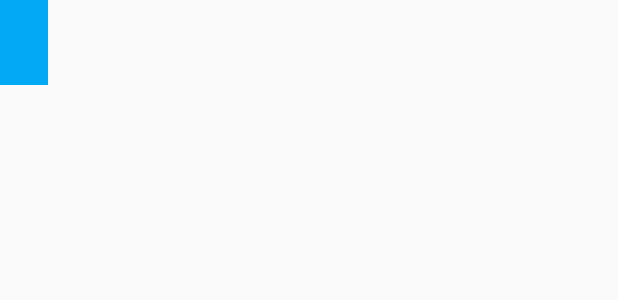
After one commit to AbrWin/Ichat, an Android app: the layout content_contact.xml on its own in the app's theme, with its tools: preview values and no code run, on a phone screen of 412 x 824 dp. The commit adds this screen. Shown: the top 300 px of the screen. Run offline under Robolectric (Android 15) with nearby library versions, the phone set to English and light mode, and no system bars.

Commit message:
Se agrega layout para chat

```diff
--- a/app/src/main/java/com/abrsoftware/ichat/addcontact/viewdialog/AddContactRepositoryImp.java
+++ b/app/src/main/java/com/abrsoftware/ichat/addcontact/viewdialog/AddContactRepositoryImp.java
@@ -32,7 +32,7 @@ public class AddContactRepositoryImp implements AddContactRepository {
             @Override
             public void onDataChange(DataSnapshot dataSnapshot) {
                 User user = dataSnapshot.getValue(User.class);
-                if(user == null){
+                if(user != null){
                     //Add to my reference
                     DatabaseReference myContactReference = helper.getMyContactReference();
                     myContactReference.child(keyEmail).setValue(true);
--- /dev/null
+++ b/app/src/main/res/layout/content_contact.xml
@@ -0,0 +1,14 @@
+<?xml version="1.0" encoding="utf-8"?>
+<LinearLayout xmlns:android="http://schemas.android.com/apk/res/android"
+    android:orientation="vertical" android:layout_width="match_parent"
+    android:layout_height="match_parent">
+    <TextView
+        android:id="@+id/txtMessage"
+        android:layout_width="wrap_content"
+        android:layout_height="wrap_content"
+        android:padding="@dimen/activity_horizontal_margin"
+        android:textColor="@android:color/white"
+        android:background="@color/colorPrimary"
+        android:layout_gravity="left"
+        android:textAppearance="?android:attr/textAppearanceMedium" />
+</LinearLayout>
```
Also changed, not shown: app/src/main/java/com/abrsoftware/ichat/adapters/ContactListAdapter.java (+4 -3 lines), app/src/main/java/com/abrsoftware/ichat/chat/ChatMvp.java (added, +25 -0 lines), app/src/main/java/com/abrsoftware/ichat/entities/ChatMesagge.java (added, +8 -0 lines), app/src/main/res/layout/fragment_chat.xml (+58 -7 lines).
